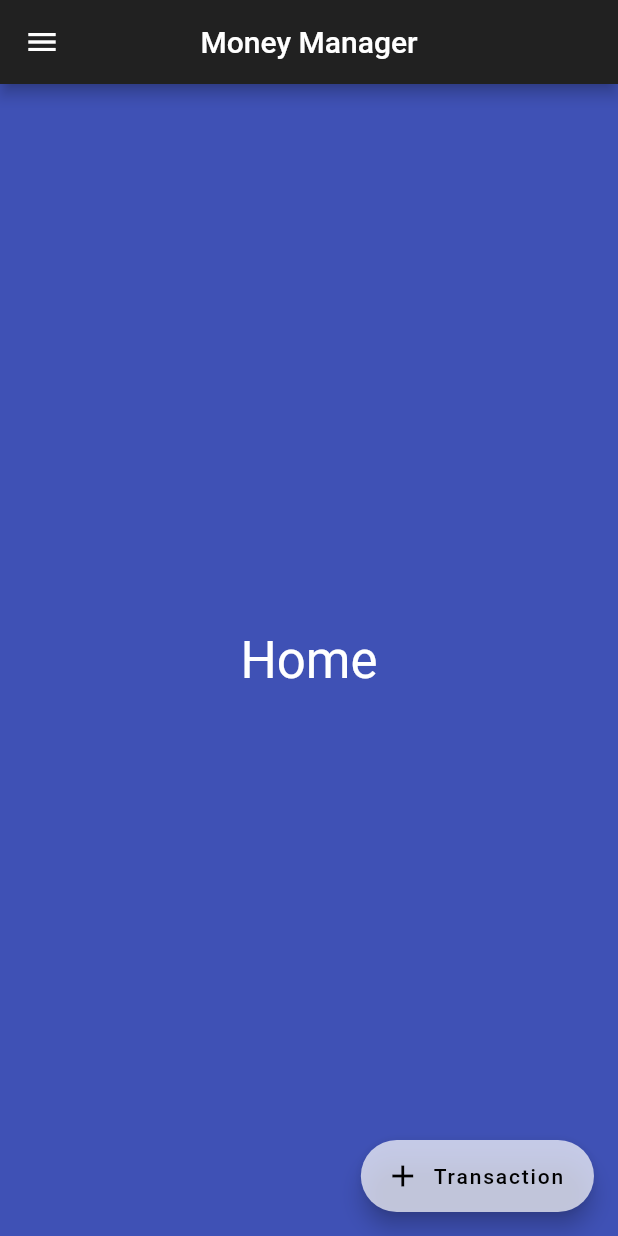
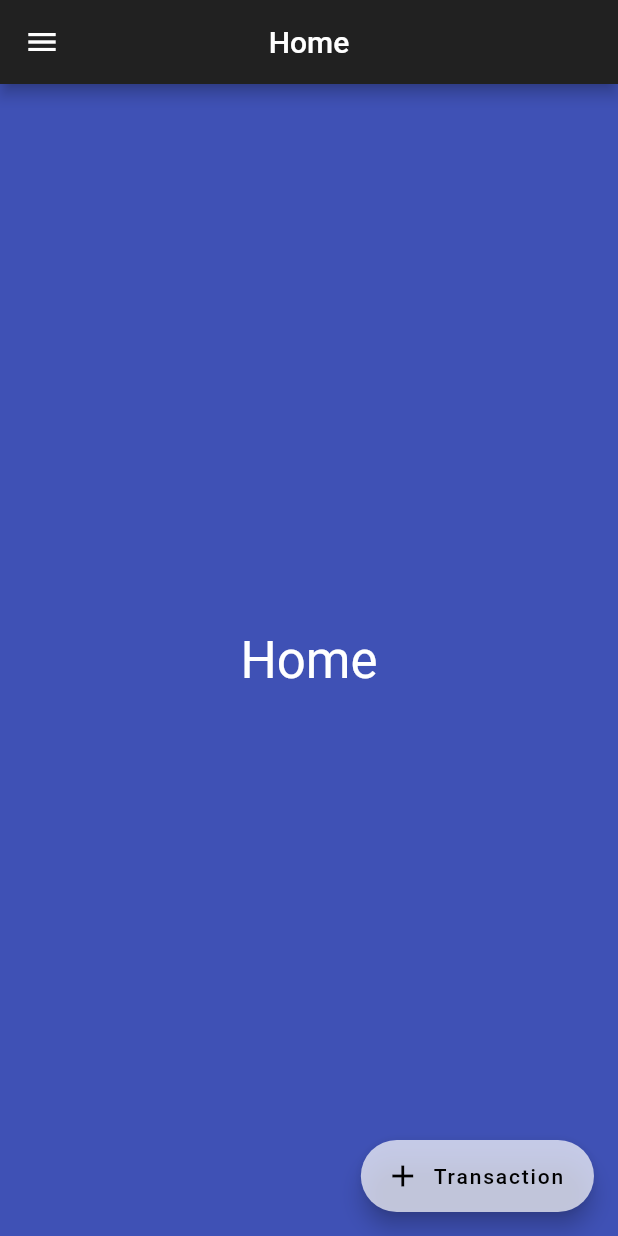
Before and after one commit to Codesait/flutter_money_manager, a Flutter app: the screen it shows after launch, on a phone screen of 412 x 824 dp. Run offline on Flutter 3.47's test engine with Material 2 defaults, Android fonts, the phone set to English and light mode, and no system bars.

Commit message:
Change AppBar's title according to selected drawer item.

```diff
--- a/lib/my_app.dart
+++ b/lib/my_app.dart
@@ -8,7 +8,10 @@ class MyApp extends StatelessWidget {
     final nav = Provider.of<NavigationProvider>(context);
     return Scaffold(
       appBar: AppBar(
-        title: Text('Money Manager'),
+        title: Consumer<NavigationProvider>(
+          builder: (context, navigationProvider, _) =>
+              navigationProvider.getAppBarTitle(),
+        ),
         centerTitle: true,
       ),
       drawer: Drawer(
--- a/lib/navigatoins/navigation_provider.dart
+++ b/lib/navigatoins/navigation_provider.dart
@@ -1,11 +1,10 @@
 import 'package:flutter/foundation.dart';
 import 'package:flutter/material.dart';
-
+import 'package:flutter_money_manager/fabs/fabs.dart';
 import 'package:flutter_money_manager/navigatoins/categories.dart';
 import 'package:flutter_money_manager/navigatoins/home.dart';
 import 'package:flutter_money_manager/navigatoins/report.dart';
 import 'package:flutter_money_manager/navigatoins/settings.dart';
-import 'package:flutter_money_manager/fabs/fabs.dart';
 
 class NavigationProvider with ChangeNotifier {
   NavigationItem currentNav = NavigationItem.HOME;
@@ -20,6 +19,19 @@ class NavigationProvider with ChangeNotifier {
         return Settings();
       default:
         return Home();
+    }
+  }
+
+  Widget getAppBarTitle() {
+    switch (currentNav) {
+      case NavigationItem.REPORT:
+        return Text('Report');
+      case NavigationItem.CATEGORIES:
+        return Text('Categories');
+      case NavigationItem.SETTINGS:
+        return Text('Settings');
+      default:
+        return Text('Home');
     }
   }
 
```
